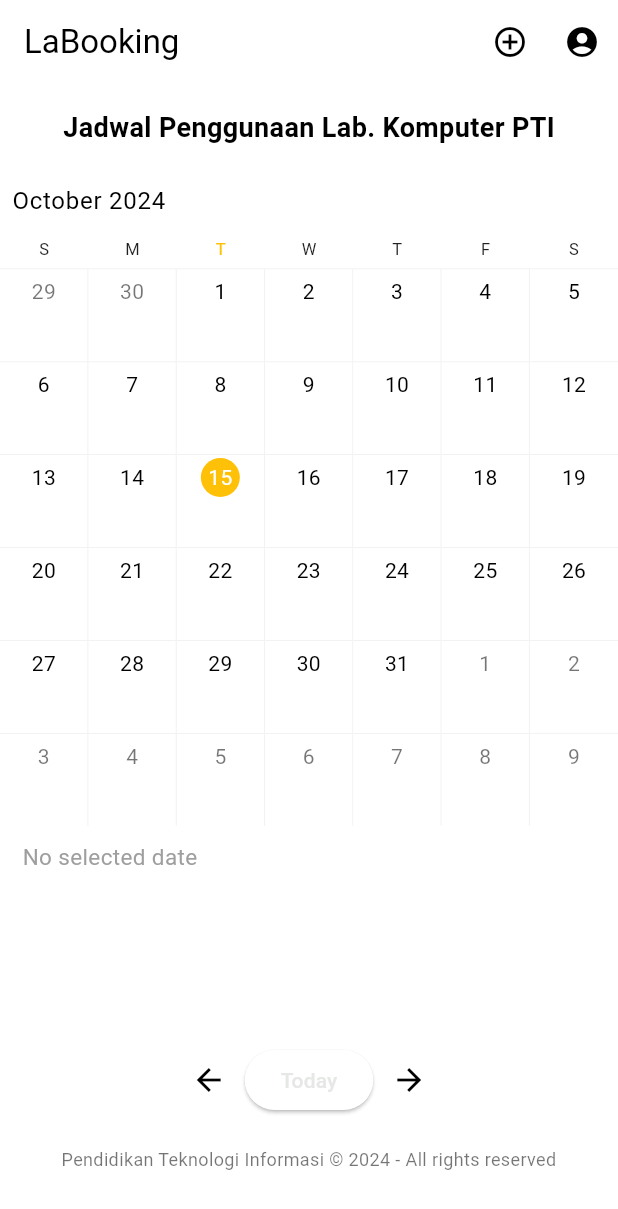
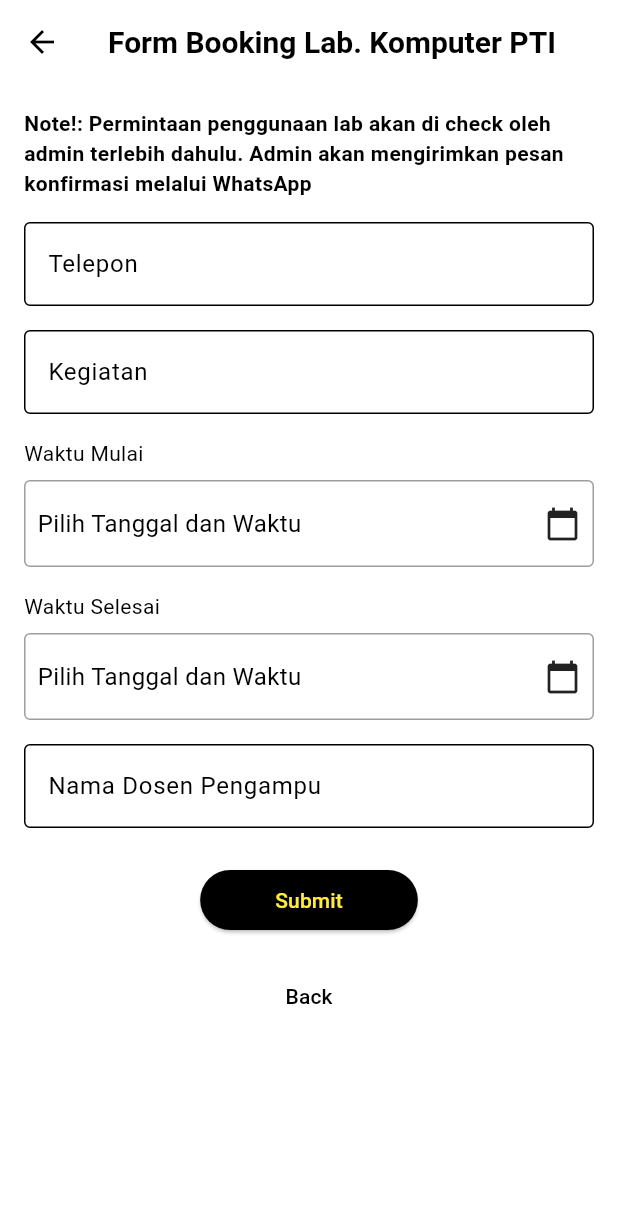
Before and after one commit to LutfiNR/labooking_app, a Flutter app: the screen it shows after launch, after a tap on the "add circle outline" icon, on a phone screen of 412 x 824 dp. Shown: the top 1209 px of the screen. Run offline on Flutter 3.47's test engine with Material 3 defaults, Android fonts, the light colour scheme and no system bars; drawn by our look-alikes of syncfusion_flutter_calendar.

Commit message:
feature booking

```diff
--- /dev/null
+++ b/lib/screen/book.dart
@@ -0,0 +1,222 @@
+import 'package:flutter/material.dart';
+
+class BookingFormScreen extends StatefulWidget {
+  const BookingFormScreen({super.key});
+
+  @override
+  _BookingFormScreenState createState() => _BookingFormScreenState();
+}
+
+class _BookingFormScreenState extends State<BookingFormScreen> {
+  final TextEditingController _phoneController = TextEditingController();
+  final TextEditingController _activityController = TextEditingController();
+  final TextEditingController _lecturerController = TextEditingController();
+
+  DateTime? _startDateTime;
+  DateTime? _endDateTime;
+
+  Future<void> _selectDateTime(BuildContext context, bool isStartTime) async {
+    final DateTime? selectedDate = await showDatePicker(
+      context: context,
+      initialDate: DateTime.now(),
+      firstDate: DateTime(2020),
+      lastDate: DateTime(2030),
+    );
+
+    if (selectedDate != null) {
+      final TimeOfDay? selectedTime = await showTimePicker(
+        context: context,
+        initialTime: TimeOfDay.now(),
+      );
+
+      if (selectedTime != null) {
+        setState(() {
+          final DateTime selectedDateTime = DateTime(
+            selectedDate.year,
+            selectedDate.month,
+            selectedDate.day,
+            selectedTime.hour,
+            selectedTime.minute,
+          );
+
+          if (isStartTime) {
+            _startDateTime = selectedDateTime;
+          } else {
+            _endDateTime = selectedDateTime;
+          }
+        });
+      }
+    }
+  }
+
+  void _submitForm() {
+    // Logic to handle form submission
+    final phone = _phoneController.text;
+    final activity = _activityController.text;
+    final lecturer = _lecturerController.text;
+
+    print('Phone: $phone');
+    print('Activity: $activity');
+    print('Start DateTime: $_startDateTime');
+    print('End DateTime: $_endDateTime');
+    print('Lecturer: $lecturer');
+
+    // Reset form (optional)
+    _phoneController.clear();
+    _activityController.clear();
+    _lecturerController.clear();
+    setState(() {
+      _startDateTime = null;
+      _endDateTime = null;
+    });
+  }
+
+  String _formatDateTime(DateTime? dateTime) {
+    if (dateTime == null) {
+      return 'Pilih Tanggal dan Waktu';
+    }
+    return '${dateTime.day}-${dateTime.month}-${dateTime.year} ${dateTime.hour}:${dateTime.minute}';
+  }
+
+  @override
+  Widget build(BuildContext context) {
+    return Scaffold(
+      appBar: AppBar(
+        title: const Text(
+          'Form Booking Lab. Komputer PTI',
+          style: TextStyle(fontSize: 20, fontWeight: FontWeight.bold),
+        ),
+        centerTitle: true,
+        backgroundColor: Colors.white,
+        foregroundColor: Colors.black,
+        elevation: 0,
+      ),
+      body: Padding(
+        padding: const EdgeInsets.all(16.0),
+        child: SingleChildScrollView(
+          child: Column(
+            crossAxisAlignment: CrossAxisAlignment.start,
+            children: [
+              const Text(
+                'Note!: Permintaan penggunaan lab akan di check oleh admin terlebih dahulu. Admin akan mengirimkan pesan konfirmasi melalui WhatsApp',
+                style: TextStyle(
+                  fontWeight: FontWeight.bold,
+                  fontSize: 14,
+                ),
+              ),
+              const SizedBox(height: 16),
+              TextField(
+                controller: _phoneController,
+                decoration: const InputDecoration(
+                  labelText: 'Telepon',
+                  hintText: 'Format: 081234567890',
+                  border: OutlineInputBorder(),
+                ),
+                keyboardType: TextInputType.phone,
+              ),
+              const SizedBox(height: 16),
+              TextField(
+                controller: _activityController,
+                decoration: const InputDecoration(
+                  labelText: 'Kegiatan',
+                  hintText: 'Format: Angkatan - Kelas - Nama Mata Kuliah/Nama',
+                  border: OutlineInputBorder(),
+                ),
+              ),
+              const SizedBox(height: 16),
+              const Text('Waktu Mulai'),
+              const SizedBox(height: 8),
+              GestureDetector(
+                onTap: () => _selectDateTime(context, true),
+                child: Container(
+                  padding: const EdgeInsets.symmetric(vertical: 16.0, horizontal: 8.0),
+                  decoration: BoxDecoration(
+                    border: Border.all(color: Colors.grey),
+                    borderRadius: BorderRadius.circular(4.0),
+                  ),
+                  child: Row(
+                    mainAxisAlignment: MainAxisAlignment.spaceBetween,
+                    children: [
+                      Text(
+                        _formatDateTime(_startDateTime),
+                        style: const TextStyle(fontSize: 16),
+                      ),
+                      const Icon(Icons.calendar_today),
+                    ],
+                  ),
+                ),
+              ),
+              const SizedBox(height: 16),
+              const Text('Waktu Selesai'),
+              const SizedBox(height: 8),
+              GestureDetector(
+                onTap: () => _selectDateTime(context, false),
+                child: Container(
+                  padding: const EdgeInsets.symmetric(vertical: 16.0, horizontal: 8.0),
+                  decoration: BoxDecoration(
+                    border: Border.all(color: Colors.grey),
+                    borderRadius: BorderRadius.circular(4.0),
+                  ),
+                  child: Row(
+                    mainAxisAlignment: MainAxisAlignment.spaceBetween,
+                    children: [
+                      Text(
+                        _formatDateTime(_endDateTime),
+                        style: const TextStyle(fontSize: 16),
+                      ),
+                      const Icon(Icons.calendar_today),
+                    ],
+                  ),
+                ),
+              ),
+              const SizedBox(height: 16),
+              TextField(
+                controller: _lecturerController,
+                decoration: const InputDecoration(
+                  labelText: 'Nama Dosen Pengampu',
+                  border: OutlineInputBorder(),
+                ),
+              ),
+              const SizedBox(height: 24),
+              Center(
+                child: Column(
+                  children: [
+                    ElevatedButton(
+                      style: ElevatedButton.styleFrom(
+                        backgroundColor: Colors.black,
+                        padding: const EdgeInsets.symmetric(horizontal: 50),
+                      ),
+                      onPressed: _submitForm,
+                      child: const Text(
+                        'Submit',
+                        style: TextStyle(color: Colors.yellow),
+                      ),
+                    ),
+                    const SizedBox(height: 16),
+                    TextButton(
+                      onPressed: () {
+                        Navigator.pop(context); // Navigate back action
+                      },
+                      child: const Text(
+                        'Back',
+                        style: TextStyle(color: Colors.black),
+                      ),
+                    ),
+                  ],
+                ),
+              ),
+            ],
+          ),
+        ),
+      ),
+    );
+  }
+
+  @override
+  void dispose() {
+    _phoneController.dispose();
+    _activityController.dispose();
+    _lecturerController.dispose();
+    super.dispose();
+  }
+}
--- a/lib/screen/home.dart
+++ b/lib/screen/home.dart
@@ -1,4 +1,5 @@
 import 'package:flutter/material.dart';
+import 'package:labooking_app/screen/book.dart';
 import 'package:syncfusion_flutter_calendar/calendar.dart';
 import 'login.dart';
 
@@ -48,7 +49,10 @@ class _HomeScreenState extends State<HomeScreen> {
           IconButton(
             icon: const Icon(Icons.add_circle_outline), // Tombol tambah (belum diberi fungsi)
             onPressed: () {
-              // Fungsi akan ditambahkan kemudian
+              Navigator.push(
+                context,
+                MaterialPageRoute(builder: (context) => const BookingFormScreen()), // Navigasi ke halaman login
+              );
             },
           ),
           IconButton(
```
